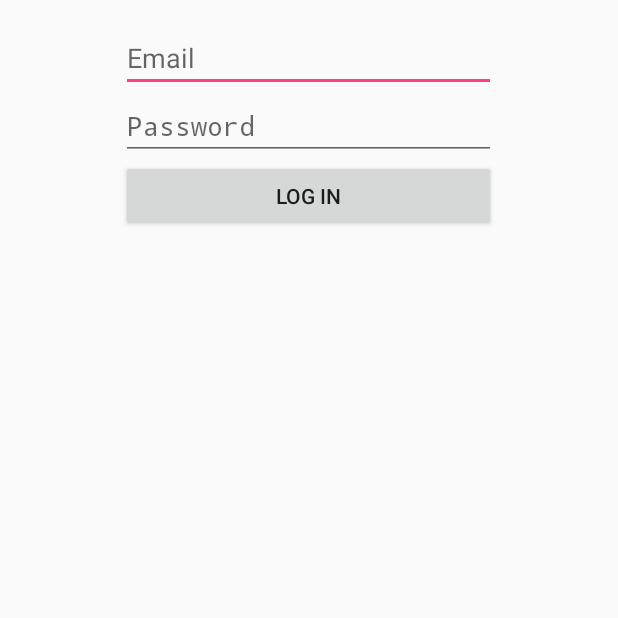
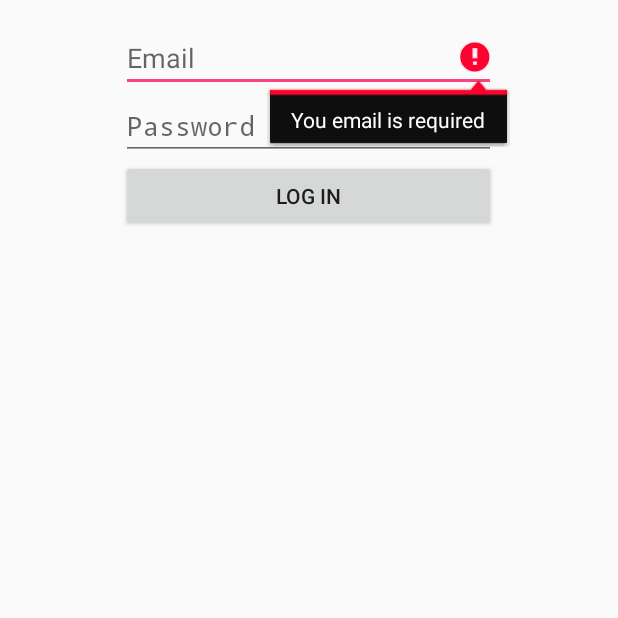
Before and after one commit to RobertoFZ/pokedex-android, an Android app: the screen it shows after launch (LoginActivity), after a tap on "LOG IN", on a phone screen of 412 x 824 dp, the top half of it. Run offline under Robolectric (Android 15) with nearby library versions, the phone set to English and light mode, and no system bars.

Commit message:
add empty text validations in login credentials

```diff
--- a/app/src/main/java/com/roberto/pokedex/data/interactor/LoginInteractor.java
+++ b/app/src/main/java/com/roberto/pokedex/data/interactor/LoginInteractor.java
@@ -2,6 +2,8 @@ package com.roberto.pokedex.data.interactor;
 
 import android.os.Handler;
 import android.text.TextUtils;
+
+import java.util.Objects;
 
 /**
  * Created by robertofz on 6/26/18.
@@ -9,16 +11,25 @@ import android.text.TextUtils;
 
 public class LoginInteractor {
 
+    private static final String EMAIL = "test@gmail.com";
+    private static final String PASSWORD = "testemail";
+
     public interface OnLoginFinishedListener {
-        void onEmailError();
 
-        void onPasswordError();
+        void onCredentialsError();
 
         void onSuccess();
     }
 
     public void login(final String email, final String password, final OnLoginFinishedListener listener) {
-        // TODO: IMPLEMENT DUMMY LOGIN WHIT STATIC DATA
+        new Handler().postDelayed(new Runnable() {
+            @Override public void run() {
+                if(!Objects.equals(email, EMAIL) || !Objects.equals(password, PASSWORD)){
+                    listener.onCredentialsError();
+                }
+                listener.onSuccess();
+            }
+        }, 2000);
     }
 
 }
--- a/app/src/main/java/com/roberto/pokedex/presentation/Login/LoginActivity.java
+++ b/app/src/main/java/com/roberto/pokedex/presentation/Login/LoginActivity.java
@@ -3,8 +3,10 @@ package com.roberto.pokedex.presentation.Login;
 import android.app.Activity;
 import android.os.Bundle;
 import android.view.View;
+import android.widget.Button;
 import android.widget.EditText;
 import android.widget.ProgressBar;
+import android.widget.TextView;
 
 import com.roberto.pokedex.R;
 import com.roberto.pokedex.data.interactor.LoginInteractor;
@@ -13,10 +15,12 @@ import com.roberto.pokedex.data.interactor.LoginInteractor;
  * Created by robertofz on 6/26/18.
  */
 
-public class LoginActivity extends Activity implements LoginContract.View, View.OnClickListener {
+public class LoginActivity extends Activity implements LoginContract.View{
     private ProgressBar progressBar;
-    private EditText email;
-    private EditText password;
+    private TextView credentialsErrorTextView;
+    private EditText emailTextView;
+    private EditText passwordTextView;
+    private Button loginButton;
     private LoginPresenter presenter;
 
     @Override
@@ -24,12 +28,21 @@ public class LoginActivity extends Activity implements LoginContract.View, View.
         super.onCreate(savedInstanceState);
         setContentView(R.layout.activity_login);
 
-        progressBar = (ProgressBar) findViewById(R.id.progress);
-        email = (EditText) findViewById(R.id.email);
-        password = (EditText) findViewById(R.id.password);
-        findViewById(R.id.button).setOnClickListener(this);
+        credentialsErrorTextView = findViewById(R.id.credentials_error);
+        progressBar = findViewById(R.id.progress);
+        emailTextView = findViewById(R.id.email);
+        passwordTextView = findViewById(R.id.password);
+        loginButton = findViewById(R.id.login_button);
 
         presenter = new LoginPresenter(this, new LoginInteractor());
+        loginButton.setOnClickListener(new View.OnClickListener() {
+            @Override
+            public void onClick(View view) {
+                String email = emailTextView.getText().toString();
+                String password = passwordTextView.getText().toString();
+                presenter.validateCredentials(email, password);
+            }
+        });
     }
 
     @Override
@@ -43,22 +56,37 @@ public class LoginActivity extends Activity implements LoginContract.View, View.
     }
 
     @Override
+    public void showLoginButton() {
+        loginButton.setVisibility(View.VISIBLE);
+    }
+
+    @Override
+    public void hideLoginButton() {
+        loginButton.setVisibility(View.GONE);
+    }
+
+    @Override
     public void setEmailError() {
-        // TODO: SET EMAIL ERROR
+        emailTextView.setError(getResources().getString(R.string.email_error));
     }
 
     @Override
     public void setPasswordError() {
-        // TODO: SET PASSWORD ERROR
+        passwordTextView.setError(getResources().getString(R.string.password_error));
+    }
+
+    @Override
+    public void showCredentialsError() {
+        credentialsErrorTextView.setVisibility(View.VISIBLE);
+    }
+
+    @Override
+    public void hideCredentialsError() {
+        credentialsErrorTextView.setVisibility(View.GONE);
     }
 
     @Override
     public void navigateToHome() {
         // TODO: LAUNCH HOME ACTIVITY
     }
-
-    @Override
-    public void onClick(View view) {
-
-    }
 }
--- a/app/src/main/java/com/roberto/pokedex/presentation/Login/LoginContract.java
+++ b/app/src/main/java/com/roberto/pokedex/presentation/Login/LoginContract.java
@@ -8,8 +8,12 @@ public interface LoginContract {
     interface View {
         void showProgress();
         void hideProgress();
+        void showLoginButton();
+        void hideLoginButton();
         void setEmailError();
         void setPasswordError();
+        void showCredentialsError();
+        void hideCredentialsError();
         void navigateToHome();
     }
 
--- a/app/src/main/java/com/roberto/pokedex/presentation/Login/LoginPresenter.java
+++ b/app/src/main/java/com/roberto/pokedex/presentation/Login/LoginPresenter.java
@@ -1,4 +1,6 @@
 package com.roberto.pokedex.presentation.Login;
+
+import android.text.TextUtils;
 
 import com.roberto.pokedex.data.interactor.LoginInteractor;
 
@@ -19,8 +21,12 @@ public class LoginPresenter implements LoginContract.UserActions, LoginInteracto
     public void validateCredentials(String email, String password) {
         if (loginView != null) {
             loginView.showProgress();
+            loginView.hideLoginButton();
+            loginView.hideCredentialsError();
         }
-        loginInteractor.login(email, password, this);
+        if(!isEmptyCredentials(email, password)){
+            loginInteractor.login(email, password, this);
+        }
     }
 
     @Override
@@ -29,19 +35,10 @@ public class LoginPresenter implements LoginContract.UserActions, LoginInteracto
     }
 
     @Override
-    public void onEmailError() {
-        if (loginView != null) {
-            loginView.setEmailError();
-            loginView.hideProgress();
-        }
-    }
-
-    @Override
-    public void onPasswordError() {
-        if (loginView != null) {
-            loginView.setPasswordError();
-            loginView.hideProgress();
-        }
+    public void onCredentialsError() {
+        loginView.hideProgress();
+        loginView.showLoginButton();
+        loginView.showCredentialsError();
     }
 
     @Override
@@ -50,4 +47,20 @@ public class LoginPresenter implements LoginContract.UserActions, LoginInteracto
             loginView.navigateToHome();
         }
     }
+
+    private boolean isEmptyCredentials(String email, String password){
+        if (TextUtils.isEmpty(email)) {
+            loginView.setEmailError();
+            loginView.hideProgress();
+            loginView.showLoginButton();
+            return true;
+        }
+        if (TextUtils.isEmpty(password)) {
+            loginView.setPasswordError();
+            loginView.hideProgress();
+            loginView.showLoginButton();
+            return true;
+        }
+        return false;
+    }
 }
--- a/app/src/main/res/layout/activity_login.xml
+++ b/app/src/main/res/layout/activity_login.xml
@@ -6,6 +6,13 @@
     android:orientation="vertical"
     android:layout_marginTop="16dp"
     >
+    <TextView
+        android:id="@+id/credentials_error"
+        android:text="@string/credentials_error"
+        android:layout_width="match_parent"
+        android:layout_height="wrap_content"
+        android:textColor="@color/error_color"
+        android:visibility="gone"/>
 
     <EditText
         android:id="@+id/email"
@@ -26,7 +33,7 @@
         android:drawablePadding="8dp"
         />
     <Button
-        android:id="@+id/button"
+        android:id="@+id/login_button"
         android:layout_width="match_parent"
         android:layout_height="wrap_content"
         android:text="@string/login"
--- a/app/src/main/res/values/colors.xml
+++ b/app/src/main/res/values/colors.xml
@@ -3,4 +3,6 @@
     <color name="colorPrimary">#3F51B5</color>
     <color name="colorPrimaryDark">#303F9F</color>
     <color name="colorAccent">#FF4081</color>
+
+    <color name="error_color">#F44336</color>
 </resources>
--- a/app/src/main/res/values/strings.xml
+++ b/app/src/main/res/values/strings.xml
@@ -3,7 +3,10 @@
 
     <!-- login screen start -->
     <string name="email">Email</string>
+    <string name="email_error">You email is required</string>
     <string name="password">Password</string>
+    <string name="password_error">Please write a password</string>
+    <string name="credentials_error">Wrong email or password</string>
     <string name="login">Log in</string>
     <!-- login screen end -->
 </resources>
```
